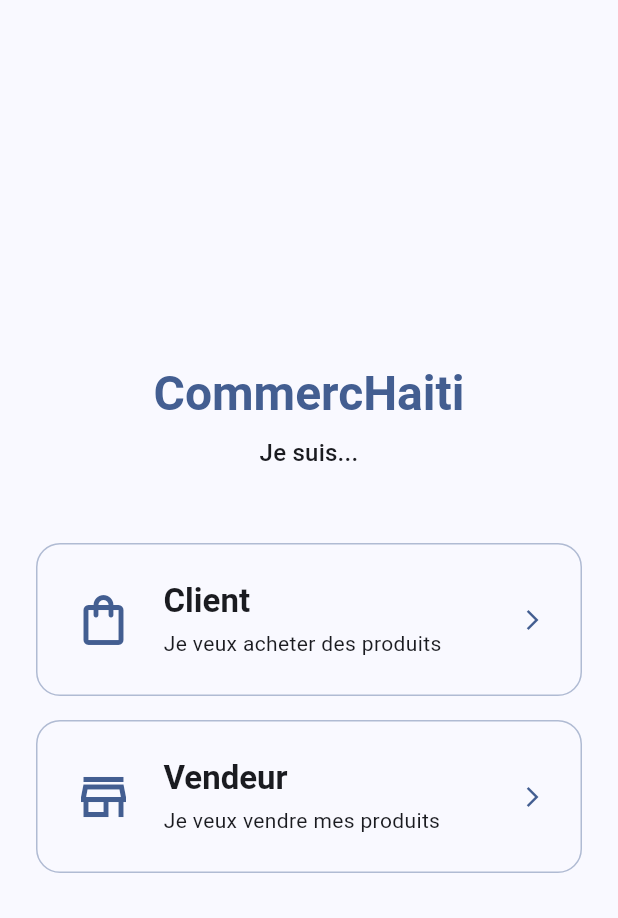
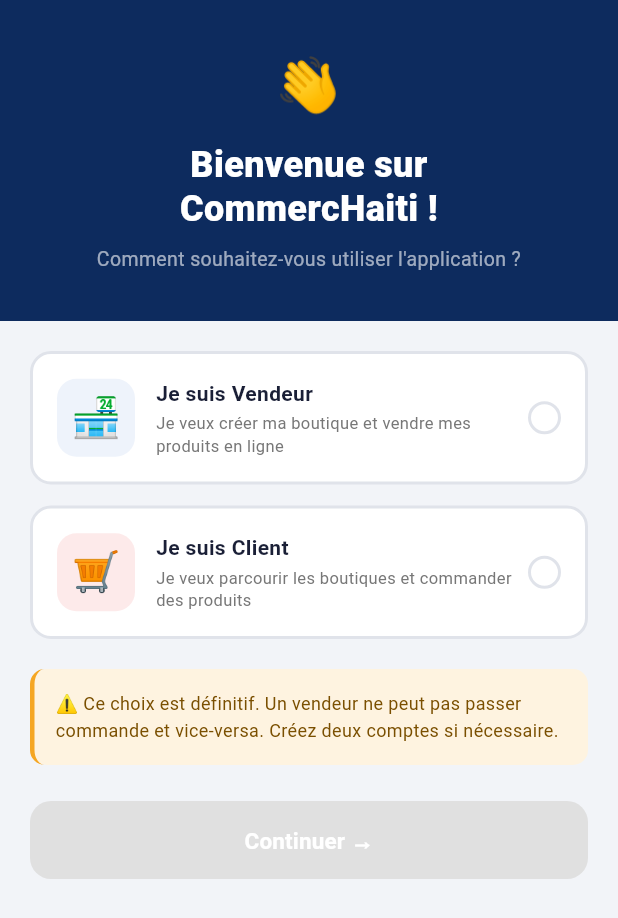
Before and after one commit to Faitza/CommercHaiti, a Flutter app: the screen it shows after launch, on a phone screen of 412 x 824 dp. Shown: the top 918 px of the screen. Run offline on Flutter 3.47's test engine with Material 3 defaults, Android fonts, the phone set to English and light mode, and no system bars; our stand-ins replace cloud_firestore, firebase_auth, firebase_core; accounts and stored records are empty.

Commit message:
Page de role de selection

```diff
--- a/lib/screens/auth/role_selection_screen.dart
+++ b/lib/screens/auth/role_selection_screen.dart
@@ -1,103 +1,247 @@
 import 'package:flutter/material.dart';
 
-class RoleSelectionScreen extends StatelessWidget {
+/// Écran 1 — Choix du rôle (Vendeur / Client)
+/// Première page affichée au lancement de l'application.
+class RoleSelectionScreen extends StatefulWidget {
   const RoleSelectionScreen({super.key});
 
-  void _navigate(BuildContext context, String role) {
-    Navigator.pushNamed(context, '/auth', arguments: role);
+  @override
+  State<RoleSelectionScreen> createState() => _RoleSelectionScreenState();
+}
+
+class _RoleSelectionScreenState extends State<RoleSelectionScreen> {
+  // 'vendor' ou 'client' — null tant que rien n'est sélectionné
+  String? _selectedRole;
+
+  static const Color navy = Color(0xFF0D2B5E);
+  static const Color red = Color(0xFFE63946);
+  static const Color lightBlue = Color(0xFFEEF3FB);
+  static const Color lightRed = Color(0xFFFDEAEA);
+
+  void _continue() {
+    if (_selectedRole == null) return;
+
+    if (_selectedRole == 'vendor') {
+      Navigator.pushNamed(context, '/auth-vendor');
+    } else {
+      Navigator.pushNamed(context, '/auth-client');
+    }
   }
 
   @override
   Widget build(BuildContext context) {
     return Scaffold(
+      backgroundColor: const Color(0xFFF2F4F8),
       body: SafeArea(
-        child: Padding(
-          padding: const EdgeInsets.all(24),
         child: Column(
-            mainAxisAlignment: MainAxisAlignment.center,
-            crossAxisAlignment: CrossAxisAlignment.stretch,
           children: [
+            // ── En-tête bleu marine ──
+            Container(
+              width: double.infinity,
+              padding: const EdgeInsets.fromLTRB(24, 32, 24, 32),
+              decoration: const BoxDecoration(color: navy),
+              child: const Column(
+                children: [
+                  Text('👋', style: TextStyle(fontSize: 36)),
+                  SizedBox(height: 12),
                   Text(
-                'CommercHaiti',
-                style: Theme.of(context).textTheme.headlineLarge?.copyWith(
-                      fontWeight: FontWeight.bold,
-                      color: Theme.of(context).colorScheme.primary,
+                    'Bienvenue sur\nCommercHaiti !',
+                    textAlign: TextAlign.center,
+                    style: TextStyle(
+                      fontSize: 24,
+                      fontWeight: FontWeight.w800,
+                      color: Colors.white,
+                      height: 1.2,
                     ),
+                  ),
+                  SizedBox(height: 10),
+                  Text(
+                    'Comment souhaitez-vous utiliser l\'application ?',
                     textAlign: TextAlign.center,
+                    style: TextStyle(
+                      fontSize: 13,
+                      color: Colors.white60,
                     ),
-              const SizedBox(height: 8),
-              Text(
-                'Je suis...',
-                style: Theme.of(context).textTheme.titleMedium,
-                textAlign: TextAlign.center,
-              ),
-              const SizedBox(height: 48),
-              _RoleCard(
-                icon: Icons.shopping_bag_outlined,
-                title: 'Client',
-                subtitle: 'Je veux acheter des produits',
-                onTap: () => _navigate(context, 'client'),
-              ),
-              const SizedBox(height: 16),
-              _RoleCard(
-                icon: Icons.store_outlined,
-                title: 'Vendeur',
-                subtitle: 'Je veux vendre mes produits',
-                onTap: () => _navigate(context, 'vendor'),
                   ),
                 ],
               ),
+            ),
+
+            // ── Corps : cartes de sélection ──
+            Expanded(
+              child: SingleChildScrollView(
+                padding: const EdgeInsets.all(20),
+                child: Column(
+                  crossAxisAlignment: CrossAxisAlignment.stretch,
+                  children: [
+                    _RoleCard(
+                      icon: '🏪',
+                      iconBg: lightBlue,
+                      title: 'Je suis Vendeur',
+                      description:
+                          'Je veux créer ma boutique et vendre mes produits en ligne',
+                      selected: _selectedRole == 'vendor',
+                      onTap: () => setState(() => _selectedRole = 'vendor'),
+                    ),
+                    const SizedBox(height: 14),
+                    _RoleCard(
+                      icon: '🛒',
+                      iconBg: lightRed,
+                      title: 'Je suis Client',
+                      description:
+                          'Je veux parcourir les boutiques et commander des produits',
+                      selected: _selectedRole == 'client',
+                      onTap: () => setState(() => _selectedRole = 'client'),
+                    ),
+                    const SizedBox(height: 20),
+
+                    // Avertissement
+                    Container(
+                      padding: const EdgeInsets.all(14),
+                      decoration: BoxDecoration(
+                        color: const Color(0xFFFEF3E0),
+                        borderRadius: BorderRadius.circular(10),
+                        border: const Border(
+                          left: BorderSide(color: Color(0xFFF5A623), width: 3),
+                        ),
+                      ),
+                      child: const Text(
+                        '⚠️ Ce choix est définitif. Un vendeur ne peut pas '
+                        'passer commande et vice-versa. Créez deux comptes '
+                        'si nécessaire.',
+                        style: TextStyle(
+                          fontSize: 12,
+                          color: Color(0xFF7A4F00),
+                          height: 1.5,
+                        ),
+                      ),
+                    ),
+                    const SizedBox(height: 24),
+
+                    // Bouton Continuer
+                    SizedBox(
+                      height: 52,
+                      child: ElevatedButton(
+                        onPressed: _selectedRole == null ? null : _continue,
+                        style: ElevatedButton.styleFrom(
+                          backgroundColor: red,
+                          disabledBackgroundColor: Colors.grey.shade300,
+                          shape: RoundedRectangleBorder(
+                            borderRadius: BorderRadius.circular(14),
+                          ),
+                          elevation: 0,
+                        ),
+                        child: const Text(
+                          'Continuer →',
+                          style: TextStyle(
+                            fontSize: 15,
+                            fontWeight: FontWeight.bold,
+                            color: Colors.white,
+                          ),
+                        ),
+                      ),
+                    ),
+                  ],
+                ),
+              ),
+            ),
+          ],
         ),
       ),
     );
   }
 }
 
+/// Carte de sélection de rôle réutilisable
 class _RoleCard extends StatelessWidget {
-  final IconData icon;
+  final String icon;
+  final Color iconBg;
   final String title;
-  final String subtitle;
+  final String description;
+  final bool selected;
   final VoidCallback onTap;
 
   const _RoleCard({
     required this.icon,
+    required this.iconBg,
     required this.title,
-    required this.subtitle,
+    required this.description,
+    required this.selected,
     required this.onTap,
   });
 
+  static const Color navy = Color(0xFF0D2B5E);
+
   @override
   Widget build(BuildContext context) {
-    final color = Theme.of(context).colorScheme.primary;
     return InkWell(
       onTap: onTap,
-      borderRadius: BorderRadius.circular(16),
-      child: Container(
-        padding: const EdgeInsets.all(24),
+      borderRadius: BorderRadius.circular(14),
+      child: AnimatedContainer(
+        duration: const Duration(milliseconds: 150),
+        padding: const EdgeInsets.all(16),
         decoration: BoxDecoration(
-          border: Border.all(color: color.withOpacity(0.4)),
-          borderRadius: BorderRadius.circular(16),
+          color: selected ? const Color(0xFFEEF3FB) : Colors.white,
+          borderRadius: BorderRadius.circular(14),
+          border: Border.all(
+            color: selected ? navy : const Color(0xFFE0E3EA),
+            width: 2,
+          ),
         ),
         child: Row(
           children: [
-            Icon(icon, size: 40, color: color),
-            const SizedBox(width: 20),
+            Container(
+              width: 52,
+              height: 52,
+              decoration: BoxDecoration(
+                color: iconBg,
+                borderRadius: BorderRadius.circular(13),
+              ),
+              alignment: Alignment.center,
+              child: Text(icon, style: const TextStyle(fontSize: 26)),
+            ),
+            const SizedBox(width: 14),
             Expanded(
               child: Column(
                 crossAxisAlignment: CrossAxisAlignment.start,
                 children: [
-                  Text(title,
-                      style: Theme.of(context)
-                          .textTheme
-                          .titleLarge
-                          ?.copyWith(fontWeight: FontWeight.bold)),
-                  const SizedBox(height: 4),
-                  Text(subtitle,
-                      style: Theme.of(context).textTheme.bodyMedium),
+                  Text(
+                    title,
+                    style: const TextStyle(
+                      fontSize: 14,
+                      fontWeight: FontWeight.bold,
+                      color: Color(0xFF1A1F36),
+                    ),
+                  ),
+                  const SizedBox(height: 3),
+                  Text(
+                    description,
+                    style: const TextStyle(
+                      fontSize: 11,
+                      color: Color(0xFF777777),
+                      height: 1.4,
+                    ),
+                  ),
                 ],
               ),
             ),
-            Icon(Icons.arrow_forward_ios, size: 16, color: color),
+            const SizedBox(width: 8),
+            Container(
+              width: 22,
+              height: 22,
+              decoration: BoxDecoration(
+                shape: BoxShape.circle,
+                color: selected ? navy : Colors.transparent,
+                border: Border.all(
+                  color: selected ? navy : const Color(0xFFE0E3EA),
+                  width: 2,
+                ),
+              ),
+              alignment: Alignment.center,
+              child: selected
+                  ? const Icon(Icons.check, size: 13, color: Colors.white)
+                  : null,
+            ),
           ],
         ),
       ),
```
Also changed, not shown: 3 other files. Lines whose indentation alone changed are shown as unchanged.
